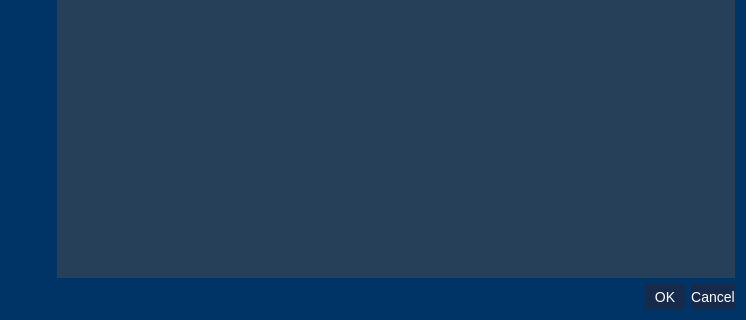
SilMon/NucDetect, file Nucleus/gui/modification_dialog.ui: the form before one commit; both pictures show x 0 to 746 and y 264 to 584 of the 746 by 584 pixel window.
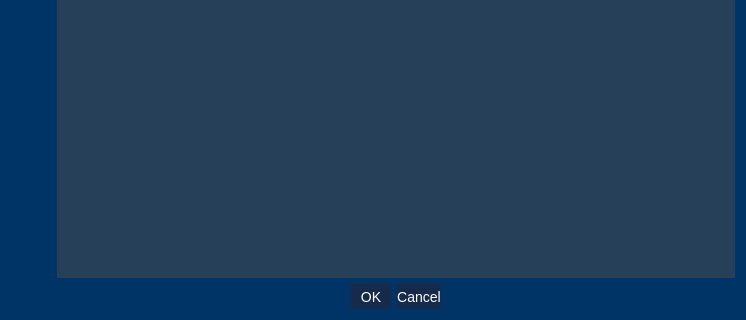
The form after the commit.

Patch:
```diff
--- a/Nucleus/gui/modification_dialog.ui
+++ b/Nucleus/gui/modification_dialog.ui
@@ -270,6 +270,9 @@
          <property name="standardButtons">
           <set>QDialogButtonBox::Cancel|QDialogButtonBox::Ok</set>
          </property>
+         <property name="centerButtons">
+          <bool>true</bool>
+         </property>
         </widget>
        </item>
       </layout>
```
Left out of the diff: 38 changed lines with no effect on the pictures.
